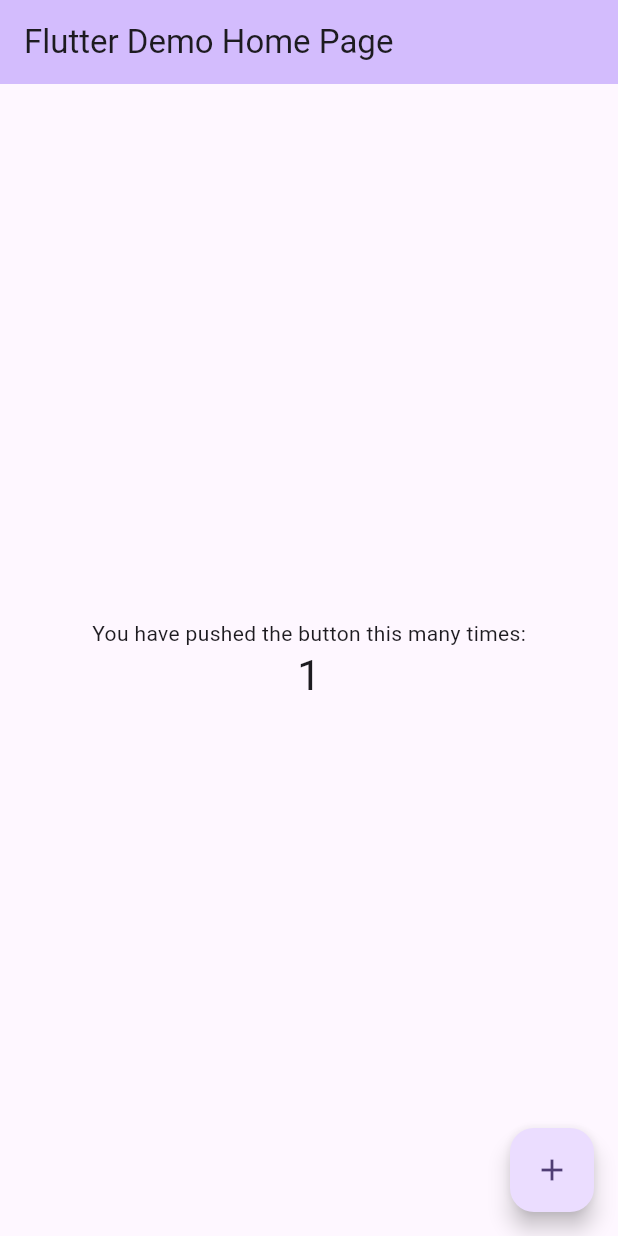
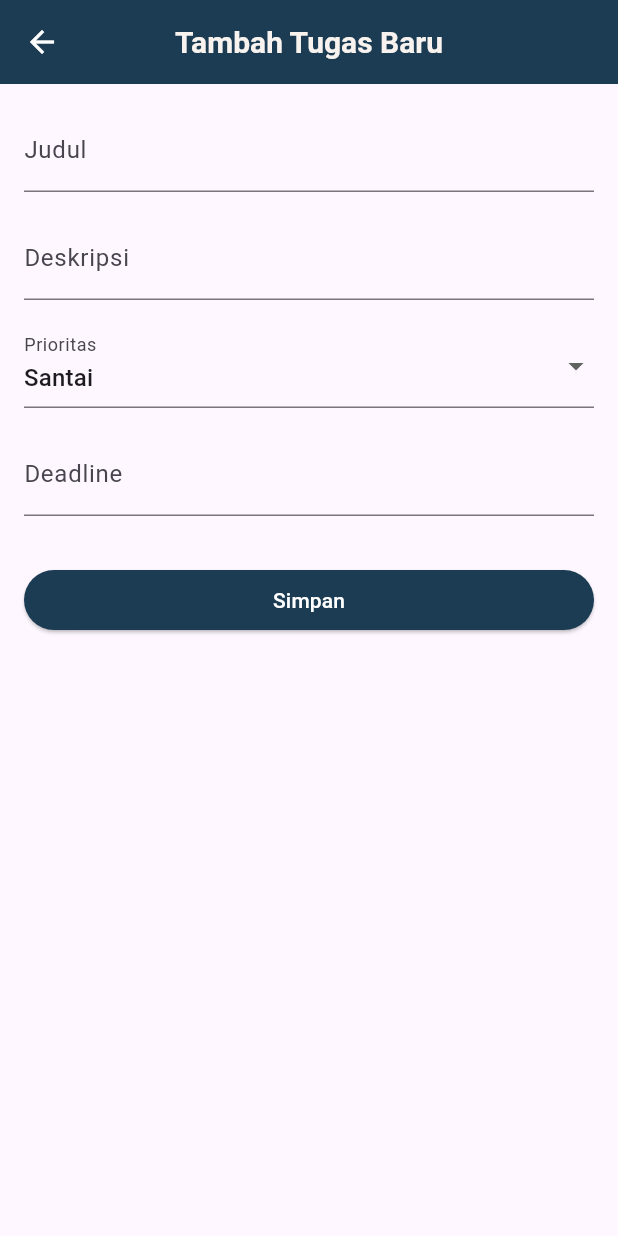
Before and after one commit to DimarsMars/todolist_frontend, a Flutter app: the screen it shows after launch, after a tap on the "add" icon, on a phone screen of 412 x 824 dp. Run offline on Flutter 3.47's test engine with Material 3 defaults, Android fonts, the phone set to English and light mode, and no system bars.

Commit message:
Add Fitur, Solving Error, Conect to DB, etc

```diff
--- /dev/null
+++ b/lib/add_todo.dart
@@ -0,0 +1,114 @@
+import 'package:flutter/material.dart';
+import 'api_service.dart';
+
+class AddTodoPage extends StatefulWidget {
+  const AddTodoPage({super.key});
+
+  @override
+  State<AddTodoPage> createState() => _AddTodoPageState();
+}
+
+class _AddTodoPageState extends State<AddTodoPage> {
+  final _titleController = TextEditingController();
+  final _descriptionController = TextEditingController();
+  final _deadlineController = TextEditingController();
+  int _priority = 1;
+
+  @override
+  void dispose() {
+    _titleController.dispose();
+    _descriptionController.dispose();
+    _deadlineController.dispose();
+    super.dispose();
+  }
+
+  void _saveData() async {
+    if (_titleController.text.isEmpty) {
+      ScaffoldMessenger.of(context).showSnackBar(
+        SnackBar(content: Text("Judul tidak boleh kosong")),
+      );
+      return;
+    }
+
+    try {
+      await ApiService.createTodo(
+        _titleController.text,
+        _descriptionController.text.isNotEmpty ? _descriptionController.text : null,
+        _deadlineController.text.isNotEmpty ? _deadlineController.text : null,
+        _priority,
+      );
+      Navigator.of(context).pop(true);
+    } catch (e) {
+      ScaffoldMessenger.of(context).showSnackBar(
+        SnackBar(content: Text("Gagal menyimpan data")),
+      );
+    }
+  }
+
+  @override
+  Widget build(BuildContext context) {
+    return Scaffold(
+      appBar: AppBar(
+        title: const Text("Tambah Tugas Baru",
+          style: TextStyle(
+            color: Color(0xFFF9F3EF),
+            fontSize: 20,
+            fontWeight: FontWeight.bold
+          ),),
+        centerTitle: true,
+        backgroundColor: const Color(0xFF1B3C53),
+        iconTheme: const IconThemeData(
+          color: Colors.white,
+        ),
+      ),
+      body: ListView(
+        padding: const EdgeInsets.all(16.0),
+        children: [
+          TextField(
+            controller: _titleController,
+            decoration: const InputDecoration(labelText: 'Judul'),
+          ),
+          const SizedBox(height: 16),
+          TextField(
+            controller: _descriptionController,
+            decoration: const InputDecoration(labelText: 'Deskripsi'),
+          ),
+          const SizedBox(height: 16),
+          DropdownButtonFormField<int>(
+            value: _priority,
+            decoration: const InputDecoration(labelText: 'Prioritas'),
+            items: const [
+              DropdownMenuItem(value: 1, child: Text("Santai")),
+              DropdownMenuItem(value: 2, child: Text("Sedang")),
+              DropdownMenuItem(value: 3, child: Text("Harus Cepat Selesai")),
+            ],
+            onChanged: (nilaiBaru) {
+              if (nilaiBaru != null) {
+                setState(() { _priority = nilaiBaru; });
+              }
+            },
+          ),
+          const SizedBox(height: 16),
+
+          TextField(
+            controller: _deadlineController,
+            decoration: const InputDecoration(
+              labelText: 'Deadline',
+              hintText: 'Contoh: Besok sore',
+            ),
+            keyboardType: TextInputType.text,
+          ),
+
+          const SizedBox(height: 32),
+          ElevatedButton(
+            onPressed: _saveData,
+            style: ElevatedButton.styleFrom(
+                backgroundColor: const Color(0xFF1B3C53),
+                foregroundColor: Colors.white),
+            child: const Text('Simpan'),
+          )
+        ],
+      ),
+    );
+  }
+}
--- /dev/null
+++ b/lib/api_service.dart
@@ -0,0 +1,75 @@
+import 'dart:convert';
+import '../models/todo.dart';
+import 'package.http/http.dart' as http;
+
+class ApiService {
+  static const String baseUrl = "http://10.0.2.2:3000";
+
+  static Future<List<Todo>> getTodos() async {
+    final response = await http.get(Uri.parse("$baseUrl/todos"));
+    if (response.statusCode == 200) {
+      final List data = jsonDecode(response.body);
+      return data.map((e) => Todo.fromJson(e)).toList();
+    } else {
+      throw Exception("Failed to load todos");
+    }
+  }
+
+  static Future<void> createTodo(
+    String title,
+    String? description,
+    String? deadline,
+    int priority,
+  ) async {
+    final response = await http.post(
+      Uri.parse("$baseUrl/todos"),
+      headers: {"Content-Type": "application/json"},
+      body: jsonEncode({
+        "title": title,
+        "description": description,
+        "deadline": deadline,
+        "priority": priority,
+        "status": 0,
+      }),
+    );
+
+    if (response.statusCode != 200 && response.statusCode != 201) {
+      throw Exception("Failed to create todo. Status code: ${response.statusCode}");
+    }
+  }
+
+  static Future<void> updateTodo(
+    int id,
+    String title,
+    String? description,
+    int status,
+    String? deadline,
+    int priority,
+  ) async {
+    final response = await http.put(
+      Uri.parse("$baseUrl/todos/$id"),
+      headers: {"Content-Type": "application/json"},
+      body: jsonEncode({
+        "title": title,
+        "description": description,
+        "status": status,
+        "deadline": deadline,
+        "priority": priority,
+      }),
+    );
+
+    if (response.statusCode != 200) {
+      throw Exception("Failed to update todo");
+    }
+  }
+
+  static Future<void> deleteTodo(int id) async {
+    final response = await http.delete(
+      Uri.parse("$baseUrl/todos/$id"),
+    );
+
+    if (response.statusCode != 200) {
+      throw Exception("Failed to delete todo");
+    }
+  }
+}
--- /dev/null
+++ b/lib/home_page.dart
@@ -0,0 +1,132 @@
+import 'package:flutter/material.dart';
+import '../models/todo.dart';
+import 'api_service.dart';
+import 'todo_detail.dart';
+import 'add_todo.dart';
+
+class Homepage extends StatefulWidget {
+  const Homepage({super.key});
+
+  @override
+  State<Homepage> createState() => _HomePageState();
+}
+
+class _HomePageState extends State<Homepage> {
+    late Future<List<Todo>> futureTodos;
+
+  @override
+  void initState() {
+    super.initState();
+    futureTodos = ApiService.getTodos();
+  }
+
+  String priorityText(int priority) {
+    switch (priority) {
+      case 1:
+        return "Santai";
+      case 2:
+        return "Sedang";
+      case 3:
+        return "Harus Cepat Selesai";
+      default:
+        return "-";
+    }
+  }
+
+  @override
+  Widget build(BuildContext context) {
+    return Scaffold(
+      appBar: AppBar(
+        title: const Text("My To-Do",
+          style: TextStyle(
+            color: Color(0xFFF9F3EF),
+            fontSize: 20,
+            fontWeight: FontWeight.bold
+          ),),
+        centerTitle: true,
+        backgroundColor: Color(0xFF1B3C53),
+      ),
+        body: FutureBuilder<List<Todo>>(
+        future: futureTodos,
+        builder: (context, snapshot) {
+          if (snapshot.connectionState == ConnectionState.waiting) {
+            return const Center(child: CircularProgressIndicator());
+          } else if (snapshot.hasError) {
+            return Center(child: Text("Error: ${snapshot.error}"));
+          } else if (!snapshot.hasData || snapshot.data!.isEmpty) {
+            return const Center(child: Text("Belum ada todo"));
+          } else {
+            final todos = snapshot.data!;
+            return ListView.builder(
+              itemCount: todos.length,
+              itemBuilder: (context, index) {
+                final todo = todos[index];
+                return ListTile(
+                  leading: Checkbox(
+                    value: todo.status == 1,
+                    onChanged: (value) async {
+                      final newStatus = value == true ? 1 : 0;
+
+                      await ApiService.updateTodo(
+                        todo.id,
+                        todo.title,
+                        todo.description,
+                        newStatus,
+                        todo.deadline,
+                        todo.priority,
+                      );
+
+                      // refresh tampilan
+                      setState(() {
+                        futureTodos = ApiService.getTodos();
+                      });
+                    },
+                      activeColor: const Color(0xFFD2C1B6),
+                      checkColor: Colors.white,
+                      side: const BorderSide(color: Color(0xFFD2C1B6), width: 2),
+                  ),
+                  title: Text(todo.title,
+                    style: TextStyle(
+                      fontWeight: FontWeight.bold,
+                      fontSize: 16
+                    )),
+                  subtitle: Text(
+                    "Deadline: ${todo.deadline ?? '-'} | Priority: ${priorityText(todo.priority)}",
+                  ),
+                  onTap: () async {
+                    await Navigator.push(
+                      context,
+                      MaterialPageRoute(
+                        builder: (context) => TodoDetailPage(todo: todo),
+                      ),
+                    );
+
+                    setState(() {
+                      futureTodos = ApiService.getTodos();
+                    });
+                  },
+                );
+              },
+            );
+          }
+        },
+      ),
+      floatingActionButton: FloatingActionButton(
+      onPressed: () async {
+          final result = await Navigator.push(
+            context,
+            MaterialPageRoute(builder: (context) => const AddTodoPage()),
+          );
+          if (result == true) {
+            setState(() {
+              futureTodos = ApiService.getTodos();
+            });
+          }
+        },
+        backgroundColor: Color(0xFF1B3C53),
+        foregroundColor: Color(0xFFF9F3EF),
+        child: const Icon(Icons.add),
+      ),
+    );
+  }
+}
--- a/lib/main.dart
+++ b/lib/main.dart
@@ -1,4 +1,5 @@
 import 'package:flutter/material.dart';
+import 'home_page.dart';
 
 void main() {
   runApp(const MyApp());
@@ -7,116 +8,11 @@ void main() {
 class MyApp extends StatelessWidget {
   const MyApp({super.key});
 
-  // This widget is the root of your application.
   @override
   Widget build(BuildContext context) {
     return MaterialApp(
-      title: 'Flutter Demo',
-      theme: ThemeData(
-        // This is the theme of your application.
-        //
-        // TRY THIS: Try running your application with "flutter run". You'll see
-        // the application has a purple toolbar. Then, without quitting the app,
-        // try changing the seedColor in the colorScheme below to Colors.green
-        // and then invoke "hot reload" (save your changes or press the "hot
-        // reload" button in a Flutter-supported IDE, or press "r" if you used
-        // the command line to start the app).
-        //
-        // Notice that the counter didn't reset back to zero; the application
-        // state is not lost during the reload. To reset the state, use hot
-        // restart instead.
-        //
-        // This works for code too, not just values: Most code changes can be
-        // tested with just a hot reload.
-        colorScheme: ColorScheme.fromSeed(seedColor: Colors.deepPurple),
-      ),
-      home: const MyHomePage(title: 'Flutter Demo Home Page'),
+      debugShowCheckedModeBanner: false,
+      home: const Homepage(),
     );
   }
 }
-
-class MyHomePage extends StatefulWidget {
-  const MyHomePage({super.key, required this.title});
-
-  // This widget is the home page of your application. It is stateful, meaning
-  // that it has a State object (defined below) that contains fields that affect
-  // how it looks.
-
-  // This class is the configuration for the state. It holds the values (in this
-  // case the title) provided by the parent (in this case the App widget) and
-  // used by the build method of the State. Fields in a Widget subclass are
-  // always marked "final".
-
-  final String title;
-
-  @override
-  State<MyHomePage> createState() => _MyHomePageState();
-}
-
-class _MyHomePageState extends State<MyHomePage> {
-  int _counter = 0;
-
-  void _incrementCounter() {
-    setState(() {
-      // This call to setState tells the Flutter framework that something has
-      // changed in this State, which causes it to rerun the build method below
-      // so that the display can reflect the updated values. If we changed
-      // _counter without calling setState(), then the build method would not be
-      // called again, and so nothing would appear to happen.
-      _counter++;
-    });
-  }
-
-  @override
-  Widget build(BuildContext context) {
-    // This method is rerun every time setState is called, for instance as done
-    // by the _incrementCounter method above.
-    //
-    // The Flutter framework has been optimized to make rerunning build methods
-    // fast, so that you can just rebuild anything that needs updating rather
-    // than having to individually change instances of widgets.
-    return Scaffold(
-      appBar: AppBar(
-        // TRY THIS: Try changing the color here to a specific color (to
-        // Colors.amber, perhaps?) and trigger a hot reload to see the AppBar
-        // change color while the other colors stay the same.
-        backgroundColor: Theme.of(context).colorScheme.inversePrimary,
-        // Here we take the value from the MyHomePage object that was created by
-        // the App.build method, and use it to set our appbar title.
-        title: Text(widget.title),
-      ),
-      body: Center(
-        // Center is a layout widget. It takes a single child and positions it
-        // in the middle of the parent.
-        child: Column(
-          // Column is also a layout widget. It takes a list of children and
-          // arranges them vertically. By default, it sizes itself to fit its
-          // children horizontally, and tries to be as tall as its parent.
-          //
-          // Column has various properties to control how it sizes itself and
-          // how it positions its children. Here we use mainAxisAlignment to
-          // center the children vertically; the main axis here is the vertical
-          // axis because Columns are vertical (the cross axis would be
-          // horizontal).
-          //
-          // TRY THIS: Invoke "debug painting" (choose the "Toggle Debug Paint"
-          // action in the IDE, or press "p" in the console), to see the
-          // wireframe for each widget.
-          mainAxisAlignment: MainAxisAlignment.center,
-          children: <Widget>[
-            const Text('You have pushed the button this many times:'),
-            Text(
-              '$_counter',
-              style: Theme.of(context).textTheme.headlineMedium,
-            ),
-          ],
-        ),
-      ),
-      floatingActionButton: FloatingActionButton(
-        onPressed: _incrementCounter,
-        tooltip: 'Increment',
-        child: const Icon(Icons.add),
-      ), // This trailing comma makes auto-formatting nicer for build methods.
-    );
-  }
-}
--- /dev/null
+++ b/lib/models/todo.dart
@@ -0,0 +1,28 @@
+class Todo {
+  final int id;
+  final String title;
+  final String? description;
+  final String? deadline;
+  final int priority;
+  final int status;
+
+  Todo({
+    required this.id,
+    required this.title,
+    this.description,
+    this.deadline,
+    required this.priority,
+    required this.status,
+  });
+
+  factory Todo.fromJson(Map<String, dynamic> json) {
+    return Todo(
+      id: json['id'],
+      title: json['title'],
+      description: json['description'],
+      deadline: json['deadline'],
+      priority: json['priority'] ?? 1,
+      status: json['status'] ?? 0,
+    );
+  }
+}
--- a/pubspec.yaml
+++ b/pubspec.yaml
@@ -30,10 +30,11 @@ environment:
 dependencies:
   flutter:
     sdk: flutter
-
+  intl: ^0.19.0
   # The following adds the Cupertino Icons font to your application.
   # Use with the CupertinoIcons class for iOS style icons.
   cupertino_icons: ^1.0.8
+  http: ^1.5.0
 
 dev_dependencies:
   flutter_test:
```
Also changed, not shown: lib/edit_todo.dart (added, +127 -0 lines), lib/todo_detail.dart (added, +149 -0 lines), lib/homepage.dart (deleted), package-lock.json (added), pubspec.lock.
